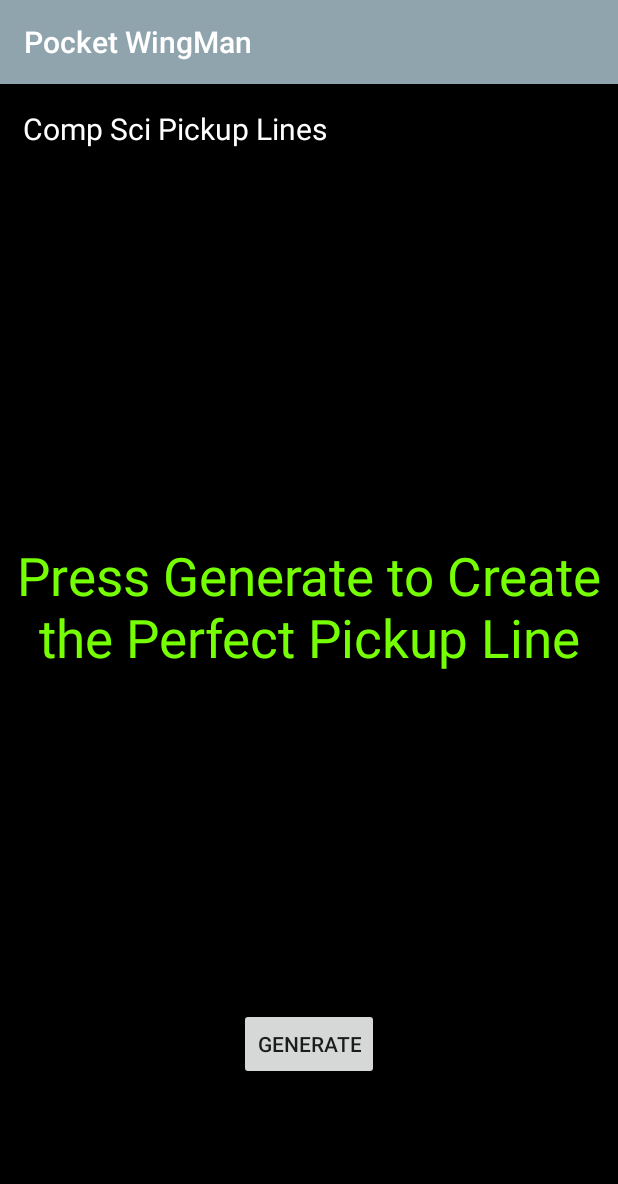
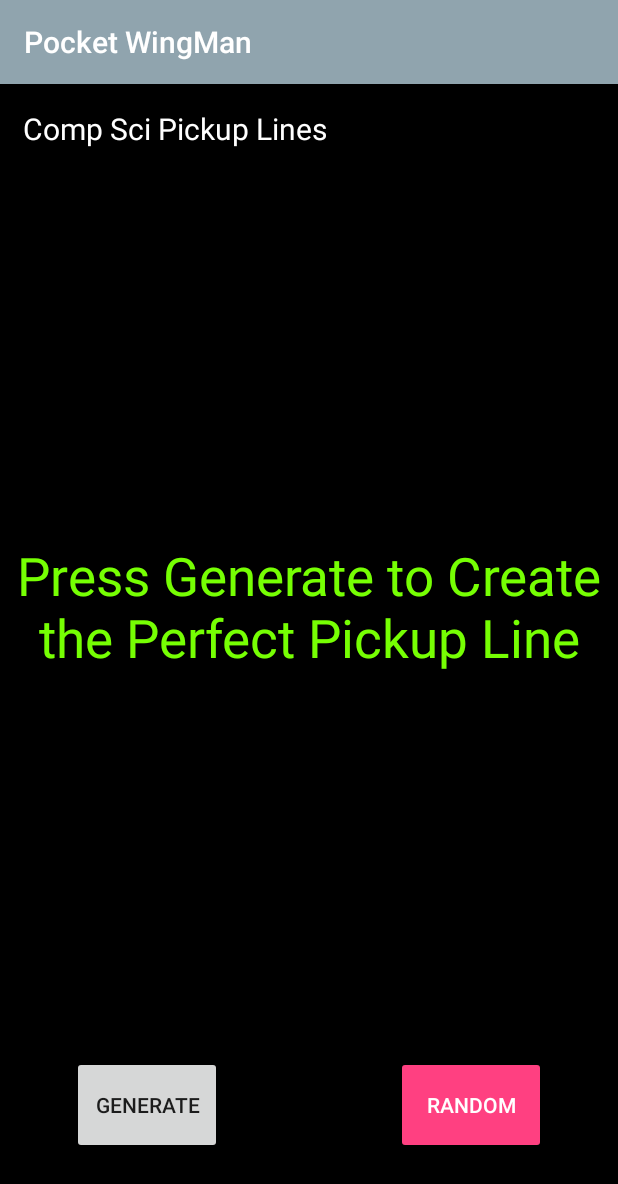
Before and after one commit to stevenyen25/Pickup, an Android app: the csActivity screen opened directly, with no data from a screen before it, on a phone screen of 412 x 824 dp. Shown: the top 1184 px of the screen. Run offline under Robolectric (Android 15) with nearby library versions, the phone set to English and light mode, and no system bars.

Commit message:
Added a randomize feature. Two buttons now that generate pickup lines.

```diff
--- a/app/src/main/java/com/example/a17yen/pickup2/csActivity.java
+++ b/app/src/main/java/com/example/a17yen/pickup2/csActivity.java
@@ -12,11 +12,14 @@ import org.jsoup.Jsoup;
 import org.jsoup.nodes.Element;
 import org.jsoup.select.Elements;
 
+import java.util.Random;
+
 public class csActivity extends AppCompatActivity{
     TextView text;
     String [] elements;
     int index = 0;
-    public Button button;
+    public Button button1;
+    public Button button2;
     boolean isDone;
 
 
@@ -28,13 +31,25 @@ public class csActivity extends AppCompatActivity{
         text = findViewById(R.id.csBody);
 
         click();
+        clickRandom();
         new csActivity.scrapeCS().execute();
 
     }
 
+    public void clickRandom(){
+        button2 = findViewById(R.id.randomizeButtonCS);
+        button2.setOnClickListener(new View.OnClickListener() {
+            @Override
+            public void onClick(View v) {
+                int n = guarenteedRandomize();
+                text.setText(elements[n]);
+            }
+        });
+    }
+
     public void click(){
-        button = findViewById(R.id.csGenerate);
-        button.setOnClickListener(new View.OnClickListener() {
+        button1 = findViewById(R.id.csGenerate);
+        button1.setOnClickListener(new View.OnClickListener() {
             @Override
             public void onClick(View v) {
                 if(elements[index].equals(" </span>")) { isDone = true; }
@@ -47,6 +62,12 @@ public class csActivity extends AppCompatActivity{
                 }
             }
         });
+    }
+
+    public int guarenteedRandomize(){
+        Random rand = new Random();
+        int n = rand.nextInt(40)+1;
+        return n;
     }
 
     public class scrapeCS extends AsyncTask<Void, Void, Void> {
--- a/app/src/main/res/layout/activity_cs.xml
+++ b/app/src/main/res/layout/activity_cs.xml
@@ -47,15 +47,34 @@ android:layout_height="match_parent"
 
     <Button
         android:id="@+id/csGenerate"
-        android:layout_width="wrap_content"
-        android:layout_height="wrap_content"
+        android:layout_width="100dp"
+        android:layout_height="65dp"
         android:layout_marginBottom="8dp"
         android:layout_marginEnd="8dp"
-        android:layout_marginStart="8dp"
+        android:layout_marginStart="48dp"
         android:layout_marginTop="8dp"
         android:text="Generate"
         app:layout_constraintBottom_toBottomOf="parent"
         app:layout_constraintEnd_toEndOf="parent"
+        app:layout_constraintHorizontal_bias="0.0"
         app:layout_constraintStart_toStartOf="parent"
-        app:layout_constraintTop_toBottomOf="@+id/csBody" />
+        app:layout_constraintTop_toTopOf="parent"
+        app:layout_constraintVertical_bias="0.932" />
+
+    <Button
+        android:id="@+id/randomizeButtonCS"
+        style="@style/Widget.AppCompat.Button.Colored"
+        android:layout_width="100dp"
+        android:layout_height="65dp"
+        android:layout_marginBottom="8dp"
+        android:layout_marginEnd="48dp"
+        android:layout_marginStart="8dp"
+        android:layout_marginTop="8dp"
+        android:text="Random"
+        app:layout_constraintBottom_toBottomOf="parent"
+        app:layout_constraintEnd_toEndOf="parent"
+        app:layout_constraintHorizontal_bias="1.0"
+        app:layout_constraintStart_toStartOf="parent"
+        app:layout_constraintTop_toTopOf="parent"
+        app:layout_constraintVertical_bias="0.932" />
 </android.support.constraint.ConstraintLayout>
```
Also changed, not shown: app/src/main/java/com/example/a17yen/pickup2/ChemActivity.java (+25 -5 lines), app/src/main/res/layout/activity_chem.xml (+21 -4 lines).
